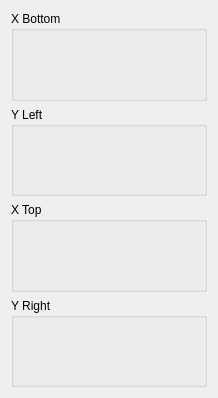
First picture: the form in src/signACommonUI/figureSet/SAChartAxesSetWidget.ui, repository czyt1988/sa, before the edit.
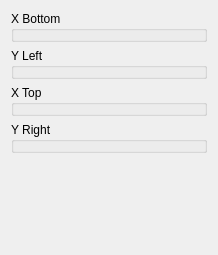
Second picture: the form after the edit. Custom widgets are drawn as their Qt base class.

What changed in the file:
```diff
--- a/src/signACommonUI/figureSet/SAChartAxesSetWidget.ui
+++ b/src/signACommonUI/figureSet/SAChartAxesSetWidget.ui
@@ -7,7 +7,7 @@
     <x>0</x>
     <y>0</y>
     <width>218</width>
-    <height>398</height>
+    <height>255</height>
    </rect>
   </property>
   <property name="windowTitle">
@@ -42,6 +42,19 @@
      </property>
     </widget>
    </item>
+   <item>
+    <spacer name="verticalSpacer">
+     <property name="orientation">
+      <enum>Qt::Vertical</enum>
+     </property>
+     <property name="sizeHint" stdset="0">
+      <size>
+       <width>20</width>
+       <height>40</height>
+      </size>
+     </property>
+    </spacer>
+   </item>
   </layout>
  </widget>
  <customwidgets>
```
